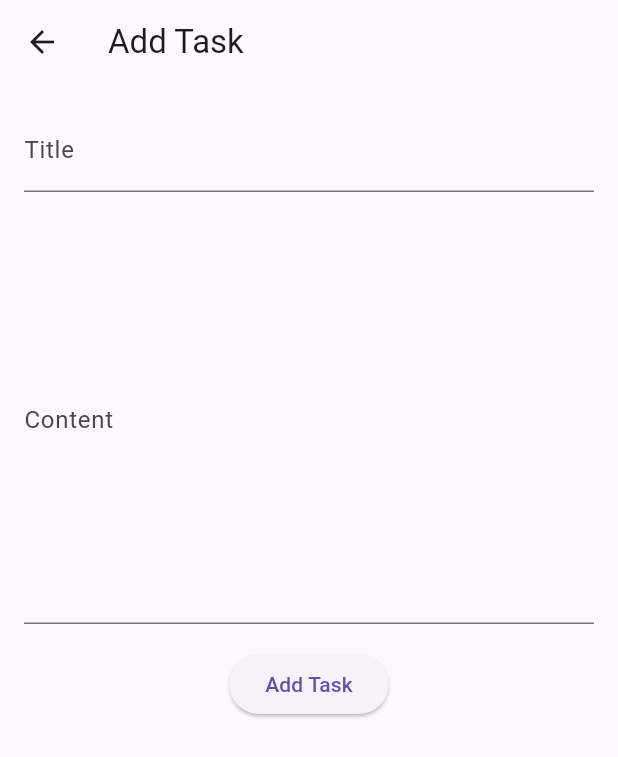
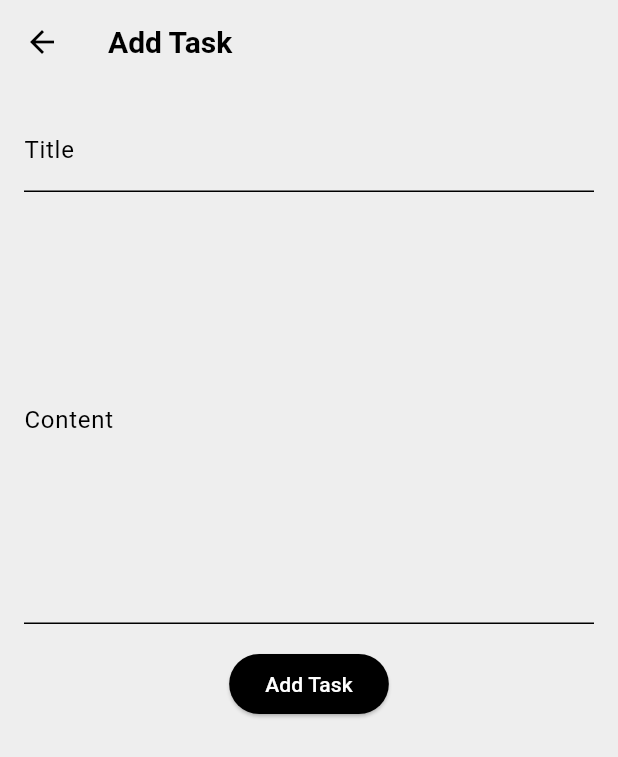
Before and after one commit to darkrimson/tasks_app, a Flutter app: the TaskDetailPage screen opened by its route, on a phone screen of 412 x 824 dp. Shown: the top 757 px of the screen. Run offline on Flutter 3.47's test engine with Material 3 defaults, Android fonts, the phone set to English and light mode, and no system bars; our stand-ins replace hive, hive_flutter, table_calendar; accounts and stored records are empty.

Commit message:
add themes

```diff
--- /dev/null
+++ b/lib/themes/dark_mode.dart
@@ -0,0 +1,43 @@
+import 'package:flutter/material.dart';
+
+final ThemeData darkMode = ThemeData(
+  brightness: Brightness.dark,
+  primaryColor: Colors.grey.shade800,
+  scaffoldBackgroundColor: Colors.grey.shade900,
+  appBarTheme: AppBarTheme(
+    backgroundColor: Colors.grey.shade800,
+    iconTheme: const IconThemeData(color: Colors.white),
+    titleTextStyle: const TextStyle(
+        color: Colors.white, fontSize: 20, fontWeight: FontWeight.w600),
+  ),
+  colorScheme: ColorScheme.dark(
+    primary: Colors.grey.shade800,
+    secondary: Colors.black,
+    surface: Colors.grey.shade700,
+    onPrimary: Colors.white,
+    onSecondary: Colors.white,
+    onSurface: Colors.white,
+    error: Colors.red,
+    onError: Colors.black,
+    inversePrimary: Colors.grey.shade300,
+  ),
+  listTileTheme: const ListTileThemeData(
+    leadingAndTrailingTextStyle: TextStyle(color: Colors.black),
+    iconColor: Colors.black,
+    textColor: Colors.black,
+  ),
+  checkboxTheme: CheckboxThemeData(
+    fillColor: WidgetStateProperty.all(Colors.black),
+    checkColor: WidgetStateProperty.all(Colors.white),
+    side: const BorderSide(color: Colors.black),
+  ),
+  elevatedButtonTheme: ElevatedButtonThemeData(
+    style: ButtonStyle(
+      backgroundColor: WidgetStateProperty.all(Colors.white),
+      foregroundColor: WidgetStateProperty.all(Colors.black),
+    ),
+  ),
+  drawerTheme: DrawerThemeData(
+    backgroundColor: Colors.grey.shade700,
+  ),
+);
--- /dev/null
+++ b/lib/themes/light_theme.dart
@@ -0,0 +1,39 @@
+import 'package:flutter/material.dart';
+
+final ThemeData lightMode = ThemeData(
+  brightness: Brightness.light,
+  primaryColor: Colors.grey.shade500,
+  scaffoldBackgroundColor: Colors.grey.shade200,
+  appBarTheme: const AppBarTheme(
+    backgroundColor: Colors.transparent,
+    iconTheme: IconThemeData(color: Colors.black),
+    titleTextStyle: TextStyle(
+        color: Colors.black, fontSize: 20, fontWeight: FontWeight.w600),
+  ),
+  colorScheme: ColorScheme.light(
+    primary: Colors.black,
+    secondary: Colors.grey.shade500,
+    surface: Colors.grey.shade500,
+    onPrimary: Colors.black,
+    onSecondary: Colors.black,
+    onSurface: Colors.black,
+    error: Colors.red,
+    onError: Colors.white,
+    inversePrimary: Colors.grey.shade400,
+  ),
+  checkboxTheme: CheckboxThemeData(
+    checkColor: WidgetStateProperty.all(Colors.white),
+  ),
+  elevatedButtonTheme: ElevatedButtonThemeData(
+    style: ButtonStyle(
+      backgroundColor: WidgetStateProperty.all(Colors.black),
+      foregroundColor: WidgetStateProperty.all(Colors.white),
+    ),
+  ),
+  drawerTheme: DrawerThemeData(
+    backgroundColor: Colors.white, // Фон для Drawer белый
+  ),
+  listTileTheme: const ListTileThemeData(
+    textColor: Colors.black, // Текст в Drawer черный
+  ),
+);
```
Also changed, not shown: lib/main.dart (+6 -1 lines), lib/pages/calendar_page.dart (+2 -17 lines), lib/pages/home/home_page.dart (added, +97 -0 lines), lib/pages/home/widgets/task_drawer.dart (added, +33 -0 lines), lib/pages/home/widgets/task_list.dart (added, +71 -0 lines), lib/pages/home_page.dart (deleted, +0 -137 lines).
